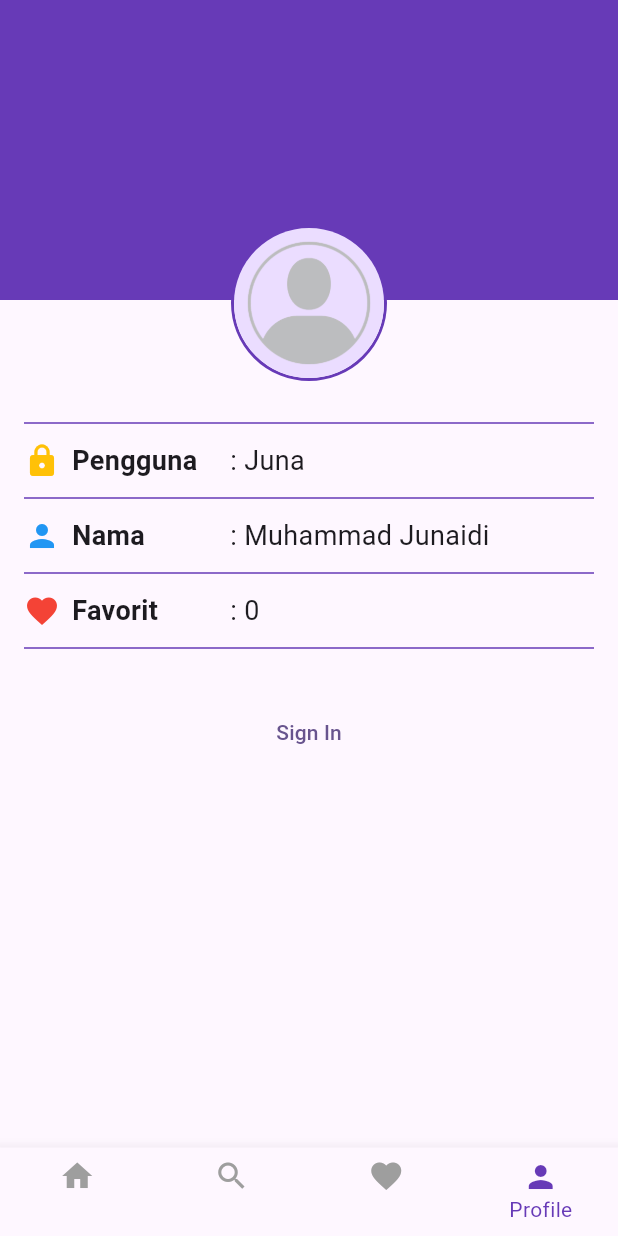
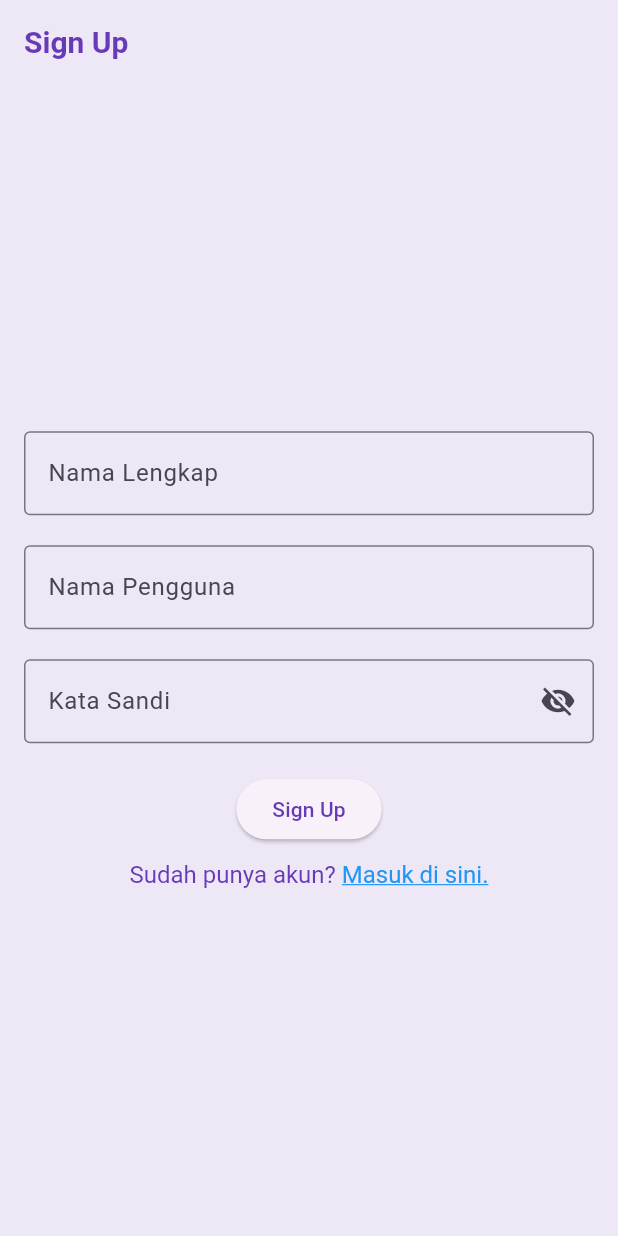
Before and after one commit to Juna-15/wisata_candi_muhammadjunaidi, a Flutter app: the screen it shows after launch, on a phone screen of 412 x 824 dp. Run offline on Flutter 3.47's test engine with Material 3 defaults, Android fonts, the phone set to English and light mode, and no system bars; our stand-ins replace cached_network_image.

Commit message:
update sign in dan sign up

```diff
--- a/lib/main.dart
+++ b/lib/main.dart
@@ -2,6 +2,8 @@
 import 'package:wisata_candi_muhammadjunaidi/data/candi_data.dart';
 import 'screens/detail_screen.dart';
 import 'screens/profile_screen.dart';
+import 'screens/sign_in_screen.dart';
+import 'screens/sign_up_screen.dart';
 
 void main() {
   runApp(const MyApp());
@@ -16,12 +18,24 @@
     return MaterialApp(
       title: 'Wisata Candi',
       theme: ThemeData(
-        colorScheme: ColorScheme.fromSeed(seedColor: Colors.deepPurple),
+        appBarTheme: AppBarTheme(
+          iconTheme: const IconThemeData(color: Colors.deepPurple),
+          titleTextStyle: TextStyle(
+            color: Colors.deepPurple,
+            fontSize: 20,
+            fontWeight: FontWeight.bold,
+          ),
+        ),
+        colorScheme: ColorScheme.fromSeed(seedColor: Colors.deepPurple).copyWith(
+          primary: Colors.deepPurple,
+          surface: Colors.deepPurple[50],
+        ),
         useMaterial3: true,
       ),
-
       // home: DetailScreen(candi: candiList[0]),
-      home: ProfileScreen(),
+      // home: ProfileScreen(),
+      // home: SignInScreen(),
+      home: SignUpScreen(),
     );
   }
 }
--- /dev/null
+++ b/lib/screens/sign_up_screen.dart
@@ -0,0 +1,133 @@
+import 'package:flutter/material.dart';
+import 'package:flutter/gestures.dart';
+
+class SignUpScreen extends StatefulWidget {
+  const SignUpScreen({super.key});
+
+  @override
+  State<SignUpScreen> createState() => _SignUpScreenState();
+}
+
+class _SignUpScreenState extends State<SignUpScreen> {
+  final TextEditingController _fullNameController = TextEditingController();
+  final TextEditingController _usernameController = TextEditingController();
+  final TextEditingController _passwordController = TextEditingController();
+
+  String _errorText = '';
+  bool _obscurePassword = true;
+
+  void _toggleObscurePassword() {
+    setState(() {
+      _obscurePassword = !_obscurePassword;
+    });
+  }
+
+  void _onSignUpPressed() {
+    debugPrint('Tombol Sign Up ditekan');
+    if (_fullNameController.text.isEmpty ||
+        _usernameController.text.isEmpty ||
+        _passwordController.text.isEmpty) {
+      setState(() {
+        _errorText = 'Semua kolom harus diisi!';
+      });
+    } else {
+      setState(() {
+        _errorText = '';
+      });
+    }
+  }
+  void _onSignInPressed() {
+    debugPrint('Navigasi ke Sign In Screen');
+    // Navigator.of(context).pushReplacement(MaterialPageRoute(builder: (context) => const SignInScreen()));
+  }
+
+  @override
+  Widget build(BuildContext context) {
+    return Scaffold(
+      appBar: AppBar(
+        title: const Text('Sign Up'),
+      ),
+      body: Center(
+        child: SingleChildScrollView(
+          child: Padding(
+            padding: const EdgeInsets.all(16),
+            child: Form(
+              child: Column(
+                mainAxisAlignment: MainAxisAlignment.center,
+                crossAxisAlignment: CrossAxisAlignment.center,
+                children: [
+                  TextFormField(
+                    controller: _fullNameController,
+                    decoration: const InputDecoration(
+                      labelText: "Nama Lengkap",
+                      border: OutlineInputBorder(),
+                    ),
+                  ),
+
+                  const SizedBox(height: 20),
+
+                  TextFormField(
+                    controller: _usernameController,
+                    decoration: const InputDecoration(
+                      labelText: "Nama Pengguna",
+                      border: OutlineInputBorder(),
+                    ),
+                  ),
+
+                  const SizedBox(height: 20),
+
+                  TextFormField(
+                    controller: _passwordController,
+                    obscureText: _obscurePassword,
+                    decoration: InputDecoration(
+                      labelText: "Kata Sandi",
+                      errorText: _errorText.isNotEmpty ? _errorText : null,
+                      border: const OutlineInputBorder(),
+                      suffixIcon: IconButton(
+                        onPressed: _toggleObscurePassword,
+                        icon: Icon(
+                          _obscurePassword ? Icons.visibility_off : Icons.visibility,
+                        ),
+                      ),
+                    ),
+                  ),
+
+                  const SizedBox(height: 20),
+
+                  ElevatedButton(
+                    onPressed: _onSignUpPressed,
+                    child: const Text('Sign Up'),
+                  ),
+
+                  const SizedBox(height: 10),
+
+                  RichText(
+                    text: TextSpan(
+                      text: 'Sudah punya akun? ',
+                      style: TextStyle(
+                        fontSize: 16,
+                        color: Colors.deepPurple,
+                      ),
+                      children: <TextSpan>[
+                        TextSpan(
+                          text: 'Masuk di sini.',
+                          style: TextStyle(
+                            color: Colors.blue,
+                            decoration: TextDecoration.underline,
+                            fontSize: 16,
+                          ),
+                          recognizer: TapGestureRecognizer()
+                            ..onTap = _onSignInPressed,
+                        ),
+                      ],
+                    ),
+                  ),
+                ],
+              ),
+            ),
+          ),
+        ),
+      ),
+    );
+  }
+}
```
Also changed, not shown: lib/screens/sign_in_screen.dart (added, +136 -0 lines).
